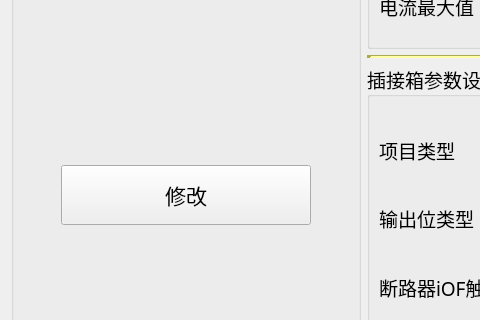
Above: ProductEvalTool/qc-busbar/setups/setting.ui from ChinaClever/ProductEvalTool before the change; both pictures show x 0 to 480 and y 314 to 634 of the 1187 by 809 pixel window. Below: the same form after it.
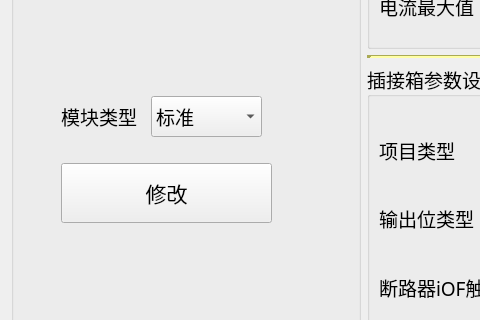
That is the form after the change.

Commit message: 定制模块（基本型）

Diff of the .ui file:
```diff
--- a/ProductEvalTool/qc-busbar/setups/setting.ui
+++ b/ProductEvalTool/qc-busbar/setups/setting.ui
@@ -40,9 +40,15 @@
      <property name="title">
       <string>操作区</string>
      </property>
-     <layout class="QGridLayout" name="gridLayout_5">
-      <item row="0" column="0">
        <widget class="QPushButton" name="setBtn">
+      <property name="geometry">
+       <rect>
+        <x>50</x>
+        <y>287</y>
+        <width>211</width>
+        <height>60</height>
+       </rect>
+      </property>
         <property name="minimumSize">
          <size>
           <width>0</width>
@@ -65,8 +71,39 @@
          <string>修改</string>
         </property>
        </widget>
+     <widget class="QLabel" name="label_17">
+      <property name="geometry">
+       <rect>
+        <x>50</x>
+        <y>220</y>
+        <width>91</width>
+        <height>41</height>
+       </rect>
+      </property>
+      <property name="text">
+       <string>模块类型</string>
+      </property>
+     </widget>
+     <widget class="QComboBox" name="moduleBox">
+      <property name="geometry">
+       <rect>
+        <x>140</x>
+        <y>220</y>
+        <width>111</width>
+        <height>41</height>
+       </rect>
+      </property>
+      <item>
+       <property name="text">
+        <string>标准</string>
+       </property>
       </item>
-     </layout>
+      <item>
+       <property name="text">
+        <string>定制</string>
+       </property>
+      </item>
+     </widget>
     </widget>
    </item>
    <item row="0" column="0">
```
Lines whose indentation alone changed are shown as unchanged. The commit also changes 5 other files.
